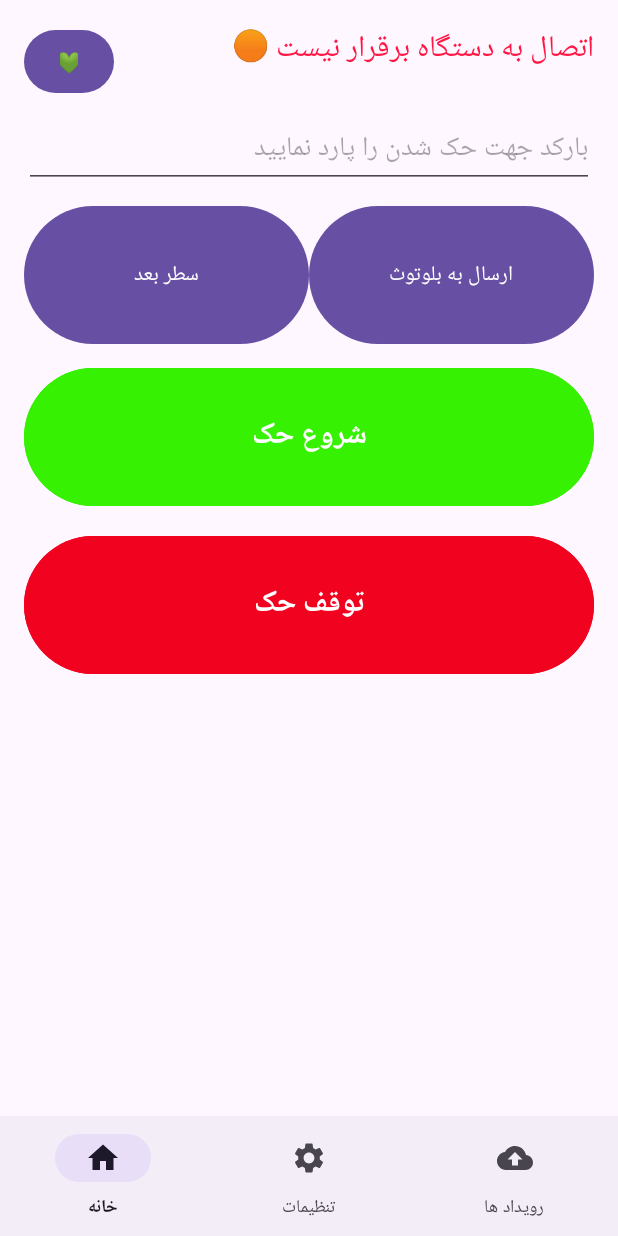
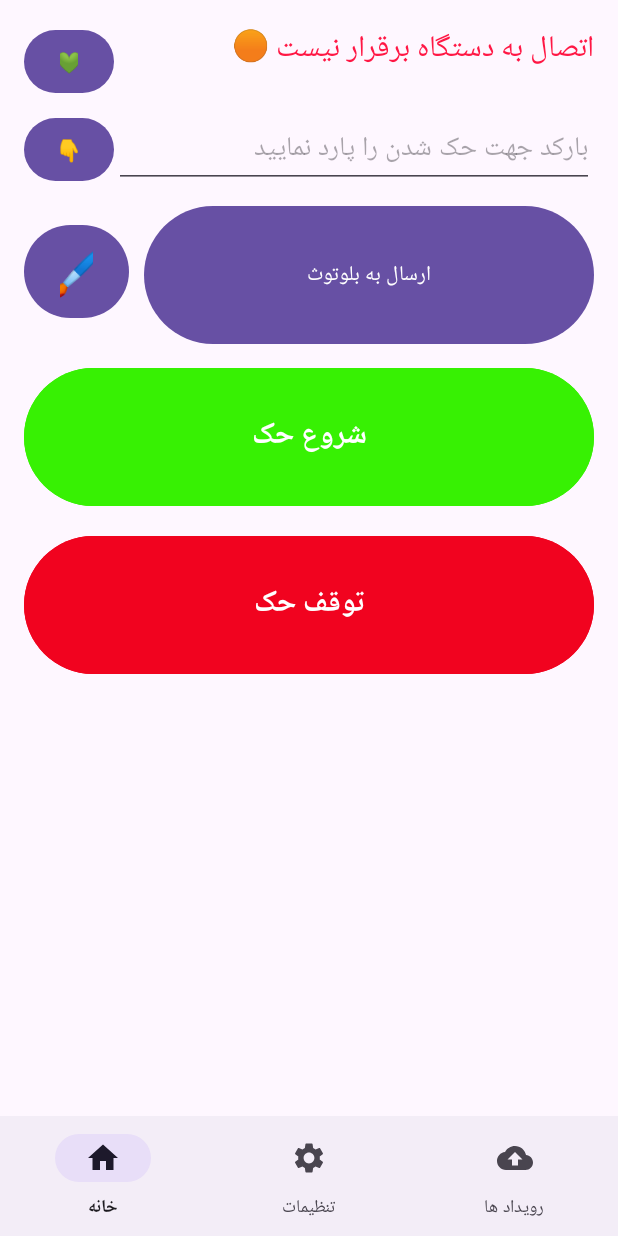
Before and after one commit to begiagin/app, an Android app: the screen it shows after launch (MainActivity), on a phone screen of 412 x 824 dp. Run offline under Robolectric (Android 15) with nearby library versions, the phone set to English and light mode, and no system bars.

Commit message:
commit for pen icon

```diff
--- a/app/src/main/java/com/halata/blueapp/fragments/HomeFragment.java
+++ b/app/src/main/java/com/halata/blueapp/fragments/HomeFragment.java
@@ -16,7 +16,9 @@ import androidx.fragment.app.Fragment;
 import androidx.lifecycle.ViewModelProvider;
 
 import com.halata.blueapp.R;
+import com.halata.blueapp.data.models.BasicSetting;
 import com.halata.blueapp.utils.Restore;
+import com.halata.blueapp.utils.SettingsHelper;
 import com.halata.blueapp.viewmodels.LogViewModel;
 
 import java.io.IOException;
@@ -101,9 +103,18 @@ public class HomeFragment extends Fragment {
                 Restore halataConfig = new Restore(view.getContext());
                 halataConfig.setOutputStream(logvm.getOutputStream());
                 EditText txtBarcode = (EditText)view.findViewById(R.id.txtBarcode);
+
+
+
                 if(txtBarcode.getText().length() > 0){
                     byte[] dataToSend = txtBarcode.getText().toString().getBytes();
                     try {
+                        BasicSetting setting = SettingsHelper.LoadSettings(view.getContext());
+                        if(setting != null)
+                            if(setting.isSendExtraHeader()){
+                                Restore restore = new Restore(view.getContext());
+                                restore.SendEX(0x10,0x0, false, "RAM");
+                            }
                         logvm.getOutputStream().write(dataToSend);
                         logvm.setText("Send data to bluetooth : " + txtBarcode.getText().toString());
                     } catch (IOException e) {
--- a/app/src/main/java/com/halata/blueapp/utils/SettingsHelper.java
+++ b/app/src/main/java/com/halata/blueapp/utils/SettingsHelper.java
@@ -72,7 +72,7 @@ public class SettingsHelper {
         try (FileReader reader = new FileReader(file)) {
             Gson gson = new Gson();
             BasicSetting tempSetting = gson.fromJson(reader, BasicSetting.class);
-
+            SaveSettings(context, tempSetting);
             return tempSetting;
         } catch (IOException e) {
             Toast.makeText(context,"load Setting file failed .", Toast.LENGTH_LONG).show();
--- a/app/src/main/res/layout/home_fragment.xml
+++ b/app/src/main/res/layout/home_fragment.xml
@@ -52,6 +52,12 @@
                 android:id="@+id/txtBarcode"
                 android:lines="1"
                 android:maxLines="1" />
+            <Button
+                android:id="@+id/btnNewLine"
+                android:layout_width="60dp"
+                android:layout_height="50dp"
+                android:text="👇"
+                android:layout_gravity="center_vertical"/>
         </LinearLayout>
 
         <LinearLayout
@@ -64,14 +70,17 @@
                 android:id="@+id/btnSendToBluetooth"
                 android:layout_width="0dp"
                 android:layout_height="100dp"
+                android:layout_marginLeft="10dp"
                 android:layout_weight="1"
                 android:text="ارسال به بلوتوث" />
 
             <Button
-                android:layout_width="0dp"
-                android:layout_height="100dp"
-                android:layout_weight="1"
-                android:text="سطر بعد" />
+                android:layout_width="70dp"
+                android:id="@+id/btnPenStat"
+                android:layout_height="70dp"
+                android:textSize="30dp"
+                android:layout_marginTop="6dp"
+                android:text="🖌️" />
         </LinearLayout>
         <LinearLayout
             android:layout_width="match_parent"
```
Also changed, not shown: 2 other files.
